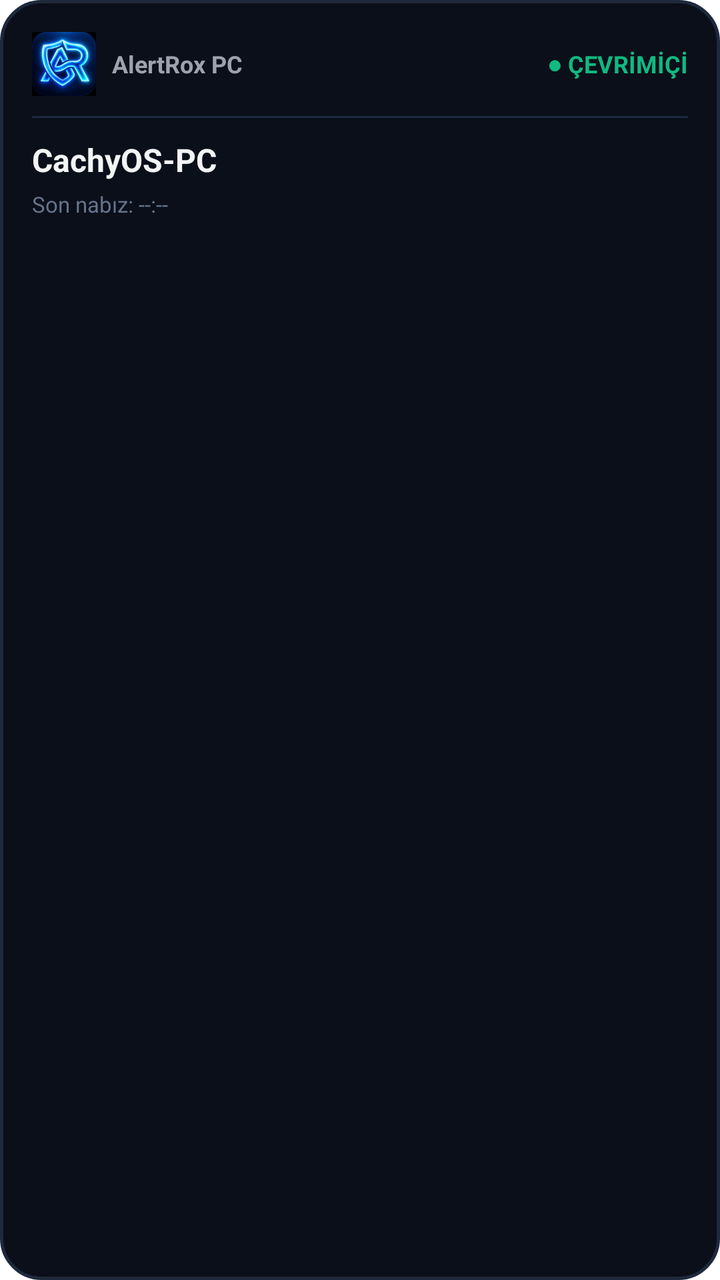
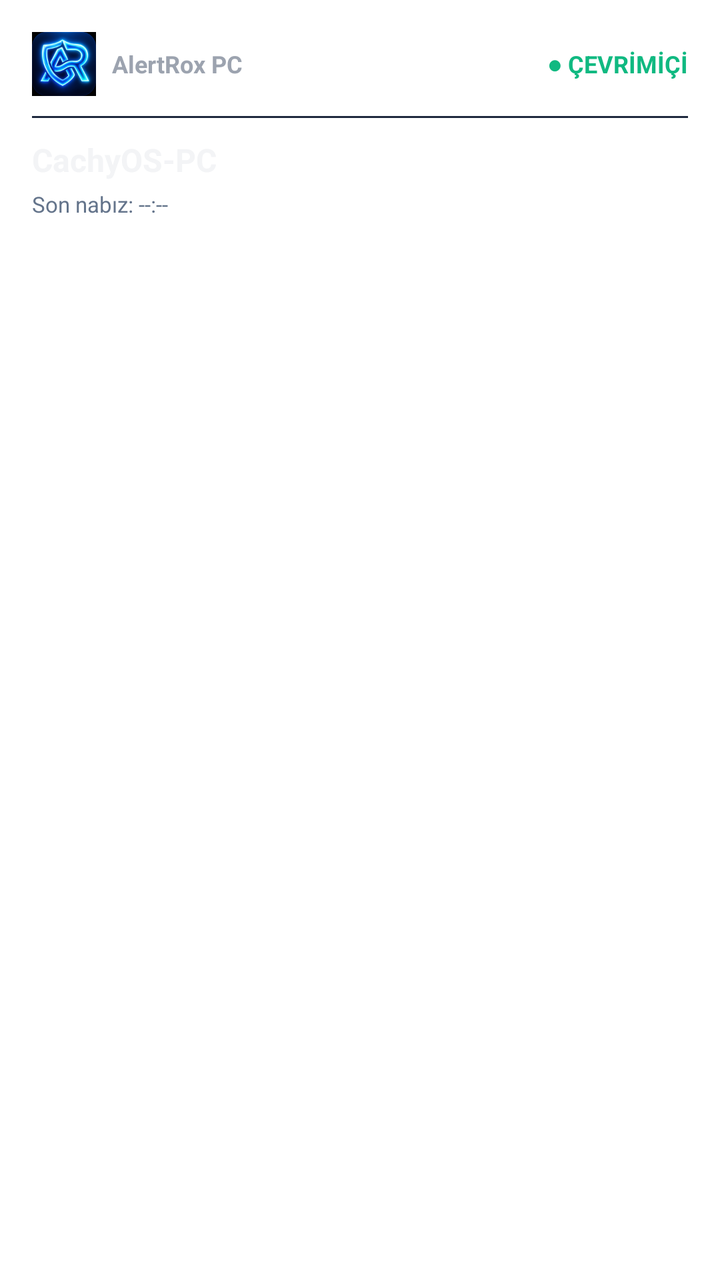

Two renders of the same Android screen: before a commit and after it. Below are the layout's source before the change and the commit's diff.
<!-- AndroidManifest.xml: fallback theme Theme.MaterialComponents.DayNight.NoActionBar -->
<!-- res/layout/alertrox_widget.xml -->
<?xml version="1.0" encoding="utf-8"?>
<LinearLayout xmlns:android="http://schemas.android.com/apk/res/android"
    android:id="@+id/widget_root"
    android:layout_width="match_parent"
    android:layout_height="match_parent"
    android:background="@drawable/widget_bg"
    android:orientation="vertical"
    android:padding="16dp">

    
    <LinearLayout
        android:layout_width="match_parent"
        android:layout_height="wrap_content"
        android:gravity="center_vertical"
        android:orientation="horizontal">

        <ImageView
            android:id="@+id/widget_logo"
            android:layout_width="32dp"
            android:layout_height="32dp"
            android:src="@mipmap/ic_launcher"
            android:contentDescription="AlertRox Logo" />

        <TextView
            android:id="@+id/widget_brand"
            android:layout_width="0dp"
            android:layout_height="wrap_content"
            android:layout_marginStart="8dp"
            android:layout_weight="1"
            android:text="AlertRox PC"
            android:textColor="#9CA3AF"
            android:textSize="12sp"
            android:textStyle="bold" />

        <TextView
            android:id="@+id/widget_status"
            android:layout_width="wrap_content"
            android:layout_height="wrap_content"
            android:text="● ÇEVRİMİÇİ"
            android:textColor="#10B981"
            android:textSize="12sp"
            android:textStyle="bold" />
    </LinearLayout>

    
    <FrameLayout
        android:layout_width="match_parent"
        android:layout_height="1dp"
        android:layout_marginTop="10dp"
        android:layout_marginBottom="10dp"
        android:background="#1F293D" />

    
    <TextView
        android:id="@+id/widget_device_name"
        android:layout_width="match_parent"
        android:layout_height="wrap_content"
        android:text="CachyOS-PC"
        android:textColor="#F3F4F6"
        android:textSize="16sp"
        android:textStyle="bold"
        android:maxLines="1"
        android:ellipsize="end" />

    <TextView
        android:id="@+id/widget_last_seen"
        android:layout_width="match_parent"
        android:layout_height="wrap_content"
        android:layout_marginTop="4dp"
        android:text="Son nabız: --:--"
        android:textColor="#64748B"
        android:textSize="11sp" />

    
    <LinearLayout
        android:id="@+id/widget_shutdown_box"
        android:layout_width="match_parent"
        android:layout_height="wrap_content"
        android:layout_marginTop="8dp"
        android:padding="6dp"
        android:gravity="center"
        android:visibility="gone"
        android:orientation="horizontal">

        <TextView
            android:id="@+id/widget_shutdown_timer"
            android:layout_width="wrap_content"
            android:layout_height="wrap_content"
            android:text="⏳ Kapanıyor: 00:10"
            android:textColor="#EF4444"
            android:textSize="12sp"
            android:textStyle="bold" />
    </LinearLayout>

</LinearLayout>
<!-- resources referenced by this layout -->
<resources>
  <!-- drawable widget_bg (drawable) -->
  <?xml version="1.0" encoding="utf-8"?>
  <shape xmlns:android="http://schemas.android.com/apk/res/android"
      android:shape="rectangle">
      <corners android:radius="20dp" />
      <solid android:color="#0B0F19" />
      <stroke
          android:width="1.5dp"
          android:color="#1F293D" />
  </shape>
  <!-- mipmap ic_launcher: png bitmap (mipmap-hdpi, 10445 bytes) -->
</resources>

<!-- the commit's change to res/layout/alertrox_widget.xml (unified diff, before → after) -->
@@ -1,95 +1,108 @@
 <?xml version="1.0" encoding="utf-8"?>
-<LinearLayout xmlns:android="http://schemas.android.com/apk/res/android"
-    android:id="@+id/widget_root"
+<FrameLayout xmlns:android="http://schemas.android.com/apk/res/android"
+    android:id="@+id/widget_container"
     android:layout_width="match_parent"
-    android:layout_height="match_parent"
-    android:background="@drawable/widget_bg"
-    android:orientation="vertical"
-    android:padding="16dp">
+    android:layout_height="match_parent">
 
-    
+    <ImageView
+        android:id="@+id/widget_background_image"
+        android:layout_width="match_parent"
+        android:layout_height="match_parent"
+        android:scaleType="fitXY" />
+
     <LinearLayout
+        android:id="@+id/widget_root"
         android:layout_width="match_parent"
-        android:layout_height="wrap_content"
-        android:gravity="center_vertical"
-        android:orientation="horizontal">
+        android:layout_height="match_parent"
+        android:orientation="vertical"
+        android:padding="16dp">
 
-        <ImageView
-            android:id="@+id/widget_logo"
-            android:layout_width="32dp"
-            android:layout_height="32dp"
-            android:src="@mipmap/ic_launcher"
-            android:contentDescription="AlertRox Logo" />
+        
+        <LinearLayout
+            android:layout_width="match_parent"
+            android:layout_height="wrap_content"
+            android:gravity="center_vertical"
+            android:orientation="horizontal">
+
+            <ImageView
+                android:id="@+id/widget_logo"
+                android:layout_width="32dp"
+                android:layout_height="32dp"
+                android:src="@mipmap/ic_launcher"
+                android:contentDescription="AlertRox Logo" />
+
+            <TextView
+                android:id="@+id/widget_brand"
+                android:layout_width="0dp"
+                android:layout_height="wrap_content"
+                android:layout_marginStart="8dp"
+                android:layout_weight="1"
+                android:text="AlertRox PC"
+                android:textColor="#9CA3AF"
+                android:textSize="12sp"
+                android:textStyle="bold" />
+
+            <TextView
+                android:id="@+id/widget_status"
+                android:layout_width="wrap_content"
+                android:layout_height="wrap_content"
+                android:text="● ÇEVRİMİÇİ"
+                android:textColor="#10B981"
+                android:textSize="12sp"
+                android:textStyle="bold" />
+        </LinearLayout>
+
+        
+        <FrameLayout
+            android:id="@+id/widget_divider"
+            android:layout_width="match_parent"
+            android:layout_height="1dp"
+            android:layout_marginTop="10dp"
+            android:layout_marginBottom="10dp"
+            android:background="#1F293D" />
+
+        
+        <TextView
+            android:id="@+id/widget_device_name"
+            android:layout_width="match_parent"
+            android:layout_height="wrap_content"
+            android:text="CachyOS-PC"
+            android:textColor="#F3F4F6"
+            android:textSize="16sp"
+            android:textStyle="bold"
+            android:maxLines="1"
+            android:ellipsize="end" />
 
         <TextView
-            android:id="@+id/widget_brand"
-            android:layout_width="0dp"
+            android:id="@+id/widget_last_seen"
+            android:layout_width="match_parent"
             android:layout_height="wrap_content"
-            android:layout_marginStart="8dp"
-            android:layout_weight="1"
-            android:text="AlertRox PC"
-            android:textColor="#9CA3AF"
-            android:textSize="12sp"
-            android:textStyle="bold" />
+            android:layout_marginTop="4dp"
+            android:text="Son nabız: --:--"
+            android:textColor="#64748B"
+            android:textSize="11sp" />
 
-        <TextView
-            android:id="@+id/widget_status"
-            android:layout_width="wrap_content"
+        
+        <LinearLayout
+            android:id="@+id/widget_shutdown_box"
+            android:layout_width="match_parent"
             android:layout_height="wrap_content"
-            android:text="● ÇEVRİMİÇİ"
-            android:textColor="#10B981"
-            android:textSize="12sp"
-            android:textStyle="bold" />
+            android:layout_marginTop="8dp"
+            android:padding="6dp"
+            android:gravity="center"
+            android:visibility="gone"
+            android:orientation="horizontal">
+
+            <TextView
+                android:id="@+id/widget_shutdown_timer"
+                android:layout_width="wrap_content"
+                android:layout_height="wrap_content"
+                android:text="⏳ Kapanıyor: 00:10"
+                android:textColor="#EF4444"
+                android:textSize="12sp"
+                android:textStyle="bold" />
+        </LinearLayout>
+
     </LinearLayout>
 
-    
-    <FrameLayout
-        android:layout_width="match_parent"
-        android:layout_height="1dp"
-        android:layout_marginTop="10dp"
-        android:layout_marginBottom="10dp"
-        android:background="#1F293D" />
-
-    
-    <TextView
-        android:id="@+id/widget_device_name"
-        android:layout_width="match_parent"
-        android:layout_height="wrap_content"
-        android:text="CachyOS-PC"
-        android:textColor="#F3F4F6"
-        android:textSize="16sp"
-        android:textStyle="bold"
-        android:maxLines="1"
-        android:ellipsize="end" />
-
-    <TextView
-        android:id="@+id/widget_last_seen"
-        android:layout_width="match_parent"
-        android:layout_height="wrap_content"
-        android:layout_marginTop="4dp"
-        android:text="Son nabız: --:--"
-        android:textColor="#64748B"
-        android:textSize="11sp" />
-
-    
-    <LinearLayout
-        android:id="@+id/widget_shutdown_box"
-        android:layout_width="match_parent"
-        android:layout_height="wrap_content"
-        android:layout_marginTop="8dp"
-        android:padding="6dp"
-        android:gravity="center"
-        android:visibility="gone"
-        android:orientation="horizontal">
-
-        <TextView
-            android:id="@+id/widget_shutdown_timer"
-            android:layout_width="wrap_content"
-            android:layout_height="wrap_content"
-            android:text="⏳ Kapanıyor: 00:10"
-            android:textColor="#EF4444"
-            android:textSize="12sp"
-            android:textStyle="bold" />
-    </LinearLayout>
-
-</LinearLayout>
+</FrameLayout>
<!-- resource entries referenced after the edit -->
@@ -1,15 +1,5 @@
 <!-- resources referenced by this layout -->
 <resources>
-  <!-- drawable widget_bg (drawable) -->
-  <?xml version="1.0" encoding="utf-8"?>
-  <shape xmlns:android="http://schemas.android.com/apk/res/android"
-      android:shape="rectangle">
-      <corners android:radius="20dp" />
-      <solid android:color="#0B0F19" />
-      <stroke
-          android:width="1.5dp"
-          android:color="#1F293D" />
-  </shape>
   <!-- mipmap ic_launcher: png bitmap (mipmap-hdpi, 10445 bytes) -->
 </resources>
 
